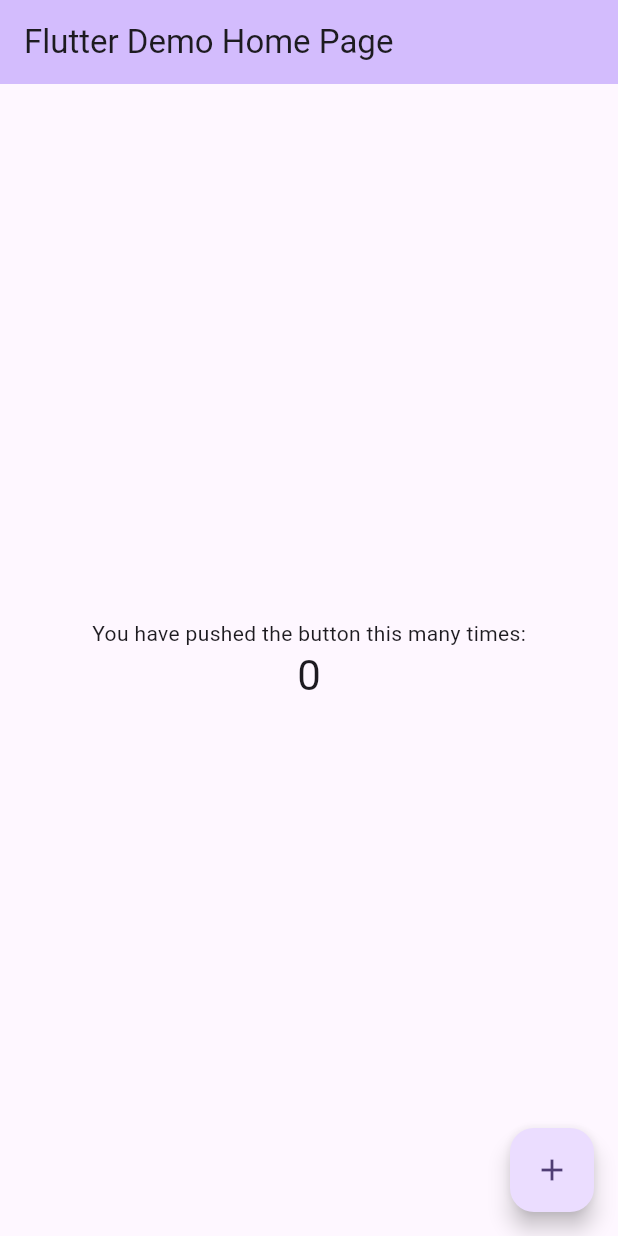
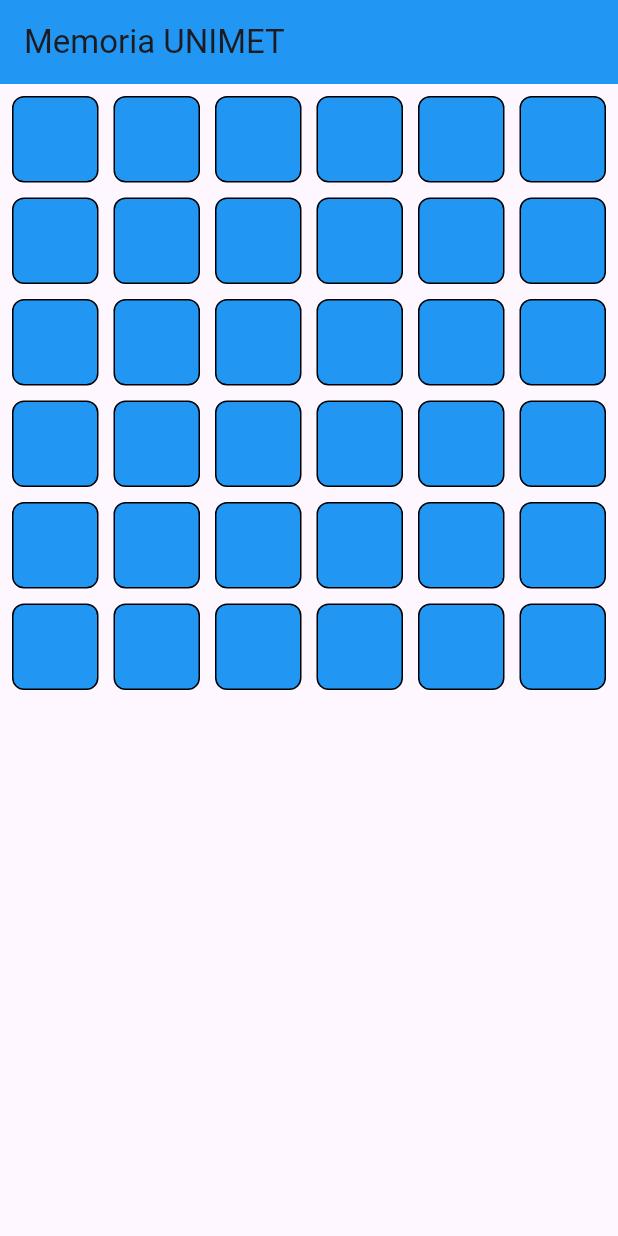
Before and after one commit to Dcarvajal13/Memoria_Unimet, a Flutter app: the screen it shows after launch, on a phone screen of 412 x 824 dp. Run offline on Flutter 3.47's test engine with Material 3 defaults, Android fonts, the phone set to English and light mode, and no system bars.

Commit message:
feat: tablero 6x6 con distubucion aleatoria de 18 pares

```diff
--- a/lib/main.dart
+++ b/lib/main.dart
@@ -1,4 +1,5 @@
 import 'package:flutter/material.dart';
+import 'screens/juego_memoria.dart'; // Conectamos con la pantalla
 
 void main() {
   runApp(const MyApp());
@@ -7,116 +8,16 @@ void main() {
 class MyApp extends StatelessWidget {
   const MyApp({super.key});
 
-  // This widget is the root of your application.
   @override
   Widget build(BuildContext context) {
     return MaterialApp(
-      title: 'Flutter Demo',
+      debugShowCheckedModeBanner: false,
+      title: 'Juego Memoria',
       theme: ThemeData(
-        // This is the theme of your application.
-        //
-        // TRY THIS: Try running your application with "flutter run". You'll see
-        // the application has a purple toolbar. Then, without quitting the app,
-        // try changing the seedColor in the colorScheme below to Colors.green
-        // and then invoke "hot reload" (save your changes or press the "hot
-        // reload" button in a Flutter-supported IDE, or press "r" if you used
-        // the command line to start the app).
-        //
-        // Notice that the counter didn't reset back to zero; the application
-        // state is not lost during the reload. To reset the state, use hot
-        // restart instead.
-        //
-        // This works for code too, not just values: Most code changes can be
-        // tested with just a hot reload.
-        colorScheme: .fromSeed(seedColor: Colors.deepPurple),
+        primarySwatch: Colors.blue,
+        useMaterial3: true,
       ),
-      home: const MyHomePage(title: 'Flutter Demo Home Page'),
+      home: const JuegoMemoria(),
     );
   }
 }
-
-class MyHomePage extends StatefulWidget {
-  const MyHomePage({super.key, required this.title});
-
-  // This widget is the home page of your application. It is stateful, meaning
-  // that it has a State object (defined below) that contains fields that affect
-  // how it looks.
-
-  // This class is the configuration for the state. It holds the values (in this
-  // case the title) provided by the parent (in this case the App widget) and
-  // used by the build method of the State. Fields in a Widget subclass are
-  // always marked "final".
-
-  final String title;
-
-  @override
-  State<MyHomePage> createState() => _MyHomePageState();
-}
-
-class _MyHomePageState extends State<MyHomePage> {
-  int _counter = 0;
-
-  void _incrementCounter() {
-    setState(() {
-      // This call to setState tells the Flutter framework that something has
-      // changed in this State, which causes it to rerun the build method below
-      // so that the display can reflect the updated values. If we changed
-      // _counter without calling setState(), then the build method would not be
-      // called again, and so nothing would appear to happen.
-      _counter++;
-    });
-  }
-
-  @override
-  Widget build(BuildContext context) {
-    // This method is rerun every time setState is called, for instance as done
-    // by the _incrementCounter method above.
-    //
-    // The Flutter framework has been optimized to make rerunning build methods
-    // fast, so that you can just rebuild anything that needs updating rather
-    // than having to individually change instances of widgets.
-    return Scaffold(
-      appBar: AppBar(
-        // TRY THIS: Try changing the color here to a specific color (to
-        // Colors.amber, perhaps?) and trigger a hot reload to see the AppBar
-        // change color while the other colors stay the same.
-        backgroundColor: Theme.of(context).colorScheme.inversePrimary,
-        // Here we take the value from the MyHomePage object that was created by
-        // the App.build method, and use it to set our appbar title.
-        title: Text(widget.title),
-      ),
-      body: Center(
-        // Center is a layout widget. It takes a single child and positions it
-        // in the middle of the parent.
-        child: Column(
-          // Column is also a layout widget. It takes a list of children and
-          // arranges them vertically. By default, it sizes itself to fit its
-          // children horizontally, and tries to be as tall as its parent.
-          //
-          // Column has various properties to control how it sizes itself and
-          // how it positions its children. Here we use mainAxisAlignment to
-          // center the children vertically; the main axis here is the vertical
-          // axis because Columns are vertical (the cross axis would be
-          // horizontal).
-          //
-          // TRY THIS: Invoke "debug painting" (choose the "Toggle Debug Paint"
-          // action in the IDE, or press "p" in the console), to see the
-          // wireframe for each widget.
-          mainAxisAlignment: .center,
-          children: [
-            const Text('You have pushed the button this many times:'),
-            Text(
-              '$_counter',
-              style: Theme.of(context).textTheme.headlineMedium,
-            ),
-          ],
-        ),
-      ),
-      floatingActionButton: FloatingActionButton(
-        onPressed: _incrementCounter,
-        tooltip: 'Increment',
-        child: const Icon(Icons.add),
-      ),
-    );
-  }
-}
--- /dev/null
+++ b/lib/models/carta_model.dart
@@ -0,0 +1,13 @@
+class Carta {
+  final int id;
+  final String contenido;
+  bool estaVolteada;
+  bool encontrada;
+
+  Carta({
+    required this.id,
+    required this.contenido,
+    this.estaVolteada = false,
+    this.encontrada = false,
+  });
+}
--- /dev/null
+++ b/lib/screens/juego_memoria.dart
@@ -0,0 +1,85 @@
+import 'package:flutter/material.dart';
+import '../models/carta_model.dart'; // Importamos el modelo que acabas de crear
+
+class JuegoMemoria extends StatefulWidget {
+  const JuegoMemoria({super.key});
+
+  @override
+  State<JuegoMemoria> createState() => _JuegoMemoriaState();
+}
+
+class _JuegoMemoriaState extends State<JuegoMemoria> {
+  List<Carta> cartas = [];
+
+  @override
+  void initState() {
+    super.initState();
+    _inicializarJuego();
+  }
+
+  void _inicializarJuego() {
+    // Banco de imágenes (puedes tener más de 18, no importa)
+    List<String> bancoDeItems = [
+      '🐶', '🐱', '🐭', '🐹', '🐰', '🦊',
+      '🐻', '🐼', '🐨', '🐯', '🦁', '🐮',
+      '🐷', '🐸', '🐵', '🐔', '🐧', '🐦',
+      '🦄', '🐙', '🦋' // Aunque sobren, el código de abajo lo arregla
+    ];
+
+    // VALIDACIÓN IMPORTANTE:
+    // Tomamos exactamente los primeros 18 items para llenar los 36 espacios (18 * 2)
+    List<String> itemsJuego = bancoDeItems.take(18).toList();
+
+    // Creamos las parejas
+    List<String> tablero = [...itemsJuego, ...itemsJuego];
+
+    // Mezclamos
+    tablero.shuffle();
+
+    // Generamos las cartas
+    cartas = List.generate(36, (index) {
+      return Carta(id: index, contenido: tablero[index]);
+    });
+  }
+
+  @override
+  Widget build(BuildContext context) {
+    return Scaffold(
+      appBar: AppBar(title: const Text('Memoria UNIMET'), backgroundColor: Colors.blue),
+      body: Padding(
+        padding: const EdgeInsets.all(8.0),
+        child: GridView.builder(
+          gridDelegate: const SliverGridDelegateWithFixedCrossAxisCount(
+            crossAxisCount: 6, // 6 columnas obligatorias
+            crossAxisSpacing: 10,
+            mainAxisSpacing: 10,
+          ),
+          itemCount: cartas.length,
+          itemBuilder: (context, index) {
+            return GestureDetector(
+              onTap: () {
+                setState(() {
+                  // Volteo básico para probar (luego pondremos la lógica completa)
+                  cartas[index].estaVolteada = !cartas[index].estaVolteada;
+                });
+              },
+              child: Container(
+                decoration: BoxDecoration(
+                  color: cartas[index].estaVolteada ? Colors.white : Colors.blue,
+                  borderRadius: BorderRadius.circular(8),
+                  border: Border.all(color: Colors.black),
+                ),
+                child: Center(
+                  child: Text(
+                    cartas[index].estaVolteada ? cartas[index].contenido : '',
+                    style: const TextStyle(fontSize: 24),
+                  ),
+                ),
+              ),
+            );
+          },
+        ),
+      ),
+    );
+  }
+}
```
